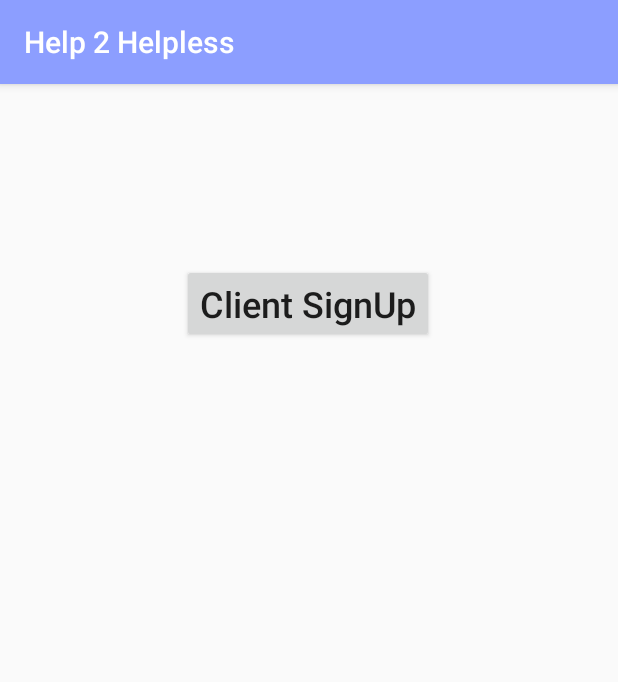
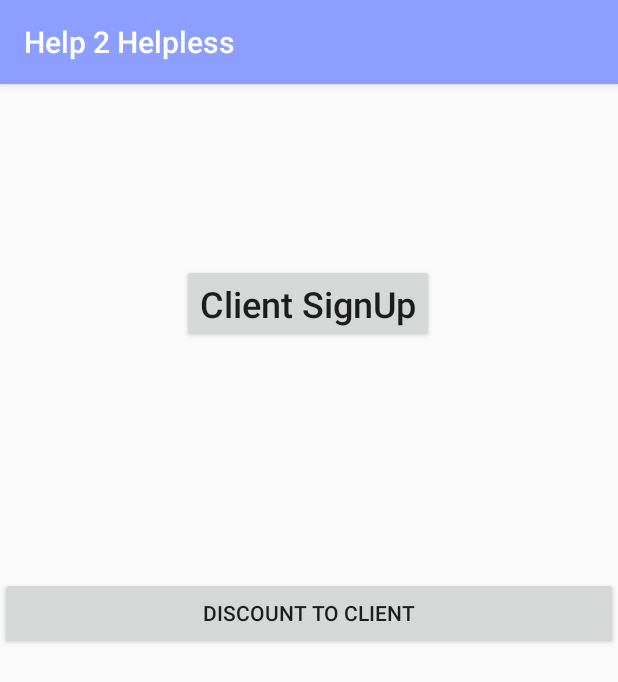
Before and after one commit to alamingazi12/help-to-helpless, an Android app: the DealerActivity screen opened directly, with no data from a screen before it, on a phone screen of 412 x 824 dp. Shown: the top 682 px of the screen. Run offline under Robolectric (Android 15) with nearby library versions, the phone set to English and light mode, and no system bars.

Commit message:
help to helpless update

```diff
--- a/app/src/main/java/com/example/help2helpless/DealerActivity.java
+++ b/app/src/main/java/com/example/help2helpless/DealerActivity.java
@@ -8,6 +8,7 @@ import android.view.View;
 import android.widget.Button;
 
 import com.example.help2helpless.model.Client;
+import com.example.help2helpless.model.Dealer;
 
 public class DealerActivity extends AppCompatActivity {
    Button client_sign;
@@ -23,6 +24,15 @@ public class DealerActivity extends AppCompatActivity {
                 startActivity(intent);
             }
         });
+     Button discount_btn=findViewById(R.id.button_discount);
+        discount_btn.setOnClickListener(new View.OnClickListener() {
+            @Override
+            public void onClick(View view) {
+                Intent intent=new Intent(DealerActivity.this,DiscountActivity.class);
+                startActivity(intent);
+            }
+        });
+
     }
 
     private void initAll() {
--- a/app/src/main/java/com/example/help2helpless/DiscountActivity.java
+++ b/app/src/main/java/com/example/help2helpless/DiscountActivity.java
@@ -8,7 +8,7 @@ import android.os.Bundle;
 import android.view.View;
 import android.widget.Button;
 import android.widget.EditText;
-import android.widget.Toast;
+
 
 import com.example.help2helpless.adapter.ClientAdapter;
 import com.example.help2helpless.model.Client;
--- a/app/src/main/java/com/example/help2helpless/adapter/ClientAdapter.java
+++ b/app/src/main/java/com/example/help2helpless/adapter/ClientAdapter.java
@@ -138,7 +138,7 @@ public class ClientAdapter extends RecyclerView.Adapter<ClientAdapter.ClientView
                 try {
                  SharedPreferences   dealerlogininfo=context.getSharedPreferences("dealerinfo",0);
                     Date date=new Date();
-                    SimpleDateFormat sdf=new SimpleDateFormat("dd-MM-yyyy, HH:mm");
+                    SimpleDateFormat sdf=new SimpleDateFormat("dd-MM-yyyy");
                     String today=sdf.format(date);
 
                     String pdatarr[]=today.split("-");
--- a/app/src/main/java/com/example/help2helpless/adapter/DealerAdapter.java
+++ b/app/src/main/java/com/example/help2helpless/adapter/DealerAdapter.java
@@ -1,5 +1,4 @@
 package com.example.help2helpless.adapter;
-
 import android.app.AlertDialog;
 import android.content.Context;
 import android.content.SharedPreferences;
@@ -148,7 +147,7 @@ public class DealerAdapter extends RecyclerView.Adapter<DealerAdapter.DealerView
                    SharedPreferences donarinfo=context.getSharedPreferences("donarinfo",0);
                         String dcontact=donarinfo.getString("contact",null);
                         Date date=new Date();
-                        SimpleDateFormat sdf=new SimpleDateFormat("dd-MM-yyyy, HH:mm");
+                        SimpleDateFormat sdf=new SimpleDateFormat("dd-MM-yyyy");
                         String today=sdf.format(date);
 
                         String pdatarr[]=today.split("-");
--- a/app/src/main/res/layout/activity_dealer.xml
+++ b/app/src/main/res/layout/activity_dealer.xml
@@ -18,4 +18,16 @@
         app:layout_constraintHorizontal_bias="0.498"
         app:layout_constraintStart_toStartOf="parent"
         app:layout_constraintTop_toTopOf="parent" />
+
+    <Button
+        android:id="@+id/button_discount"
+        android:layout_width="0dp"
+        android:layout_height="wrap_content"
+        android:padding="5dp"
+        android:layout_marginTop="156dp"
+        android:text="Discount to Client"
+        app:layout_constraintEnd_toEndOf="parent"
+        app:layout_constraintHorizontal_bias="0.572"
+        app:layout_constraintStart_toStartOf="parent"
+        app:layout_constraintTop_toBottomOf="@+id/btn_csign" />
 </androidx.constraintlayout.widget.ConstraintLayout>
```
